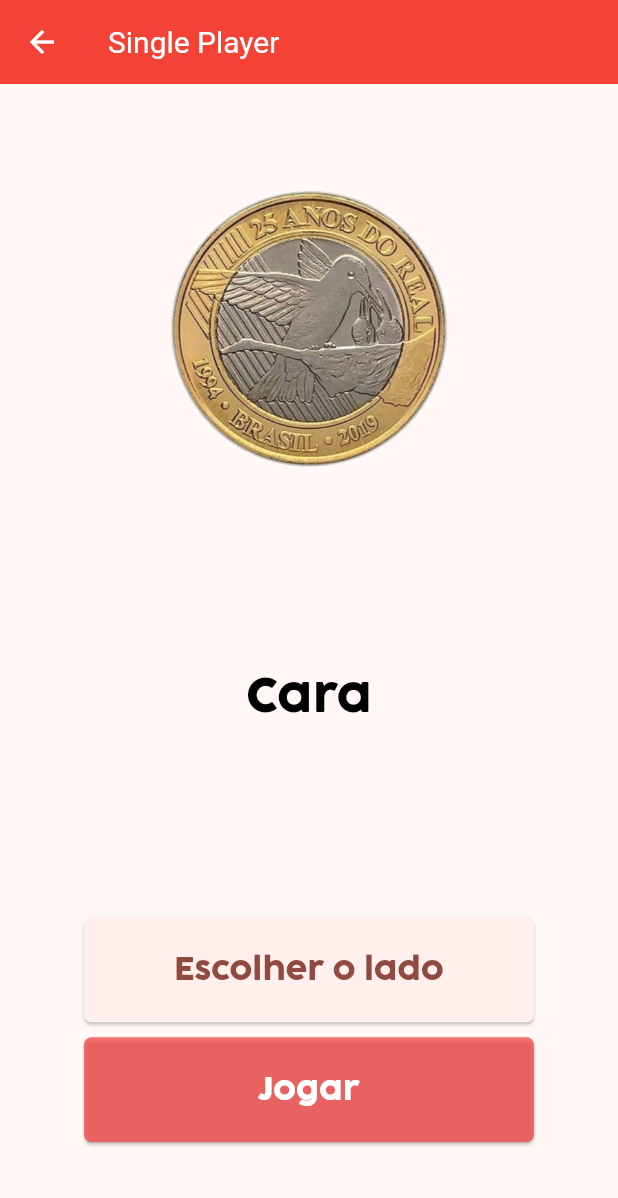
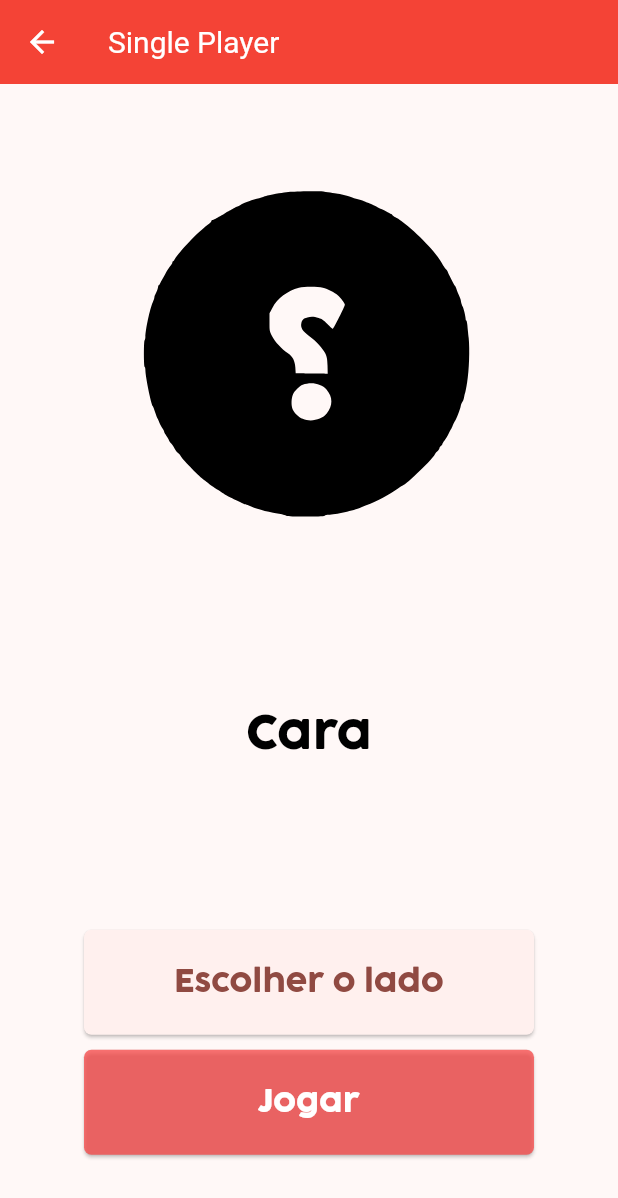
Before and after one commit to PsSergio/Coin-Flip-Futter, a Flutter app: the SinglePlayerPage screen opened directly, after a tap on "Jogar", on a phone screen of 412 x 824 dp. Shown: the top 1198 px of the screen. Run offline on Flutter 3.47's test engine with Material 3 defaults, Android fonts, the phone set to English and light mode, and no system bars; our stand-ins replace lottie.

Commit message:
feat: adding coin animation with lotties dependencie

```diff
--- a/coin_flip/lib/single_player.dart
+++ b/coin_flip/lib/single_player.dart
@@ -1,6 +1,7 @@
 import 'package:coin_flip/Models/CoinModel.dart';
 import 'package:flutter/cupertino.dart';
 import 'package:flutter/material.dart';
+import 'package:lottie/lottie.dart';
 
 class SinglePlayerPage extends StatefulWidget {
   @override
@@ -9,10 +10,26 @@ class SinglePlayerPage extends StatefulWidget {
   }
 }
 
-class SinglePlayerPageState extends State<SinglePlayerPage> {
+class SinglePlayerPageState extends State<SinglePlayerPage>
+    with SingleTickerProviderStateMixin {
   String selectedValue = 'Cara';
 
   List possibleValues = ['Cara', 'Coroa'];
+
+  late final AnimationController _controller;
+
+  @override
+  void initState() {
+    super.initState();
+    _controller =
+        AnimationController(vsync: this, duration: Durations.extralong4);
+  }
+
+  @override
+  void dispose() {
+    _controller.dispose();
+    super.dispose();
+  }
 
   @override
   Widget build(BuildContext context) {
@@ -29,18 +46,12 @@ class SinglePlayerPageState extends State<SinglePlayerPage> {
         child: Column(
           mainAxisAlignment: MainAxisAlignment.spaceAround,
           children: [
-
-            Image(
-              image: AssetImage('images/cara.png'),
-              width: 200,
-            ),
-
+            _coinAnimation(),
             Text(
               selectedValue,
               style: TextStyle(
                   color: Colors.black, fontSize: 30, fontFamily: 'Cocogoose'),
             ),
-
             Column(
               children: [
                 ElevatedButton(
@@ -55,8 +66,7 @@ class SinglePlayerPageState extends State<SinglePlayerPage> {
                     'Escolher o lado',
                     style: TextStyle(fontSize: 20, fontFamily: 'Cocogoose'),
                   ),
-                  onPressed: () =>
-                      showCupertinoModalPopup(
+                  onPressed: () => showCupertinoModalPopup(
                       context: context,
                       builder: (_) => SizedBox(
                             width: double.infinity,
@@ -67,7 +77,9 @@ class SinglePlayerPageState extends State<SinglePlayerPage> {
                               scrollController:
                                   FixedExtentScrollController(initialItem: 0),
                               children: [
-                                Text('Cara',),
+                                Text(
+                                  'Cara',
+                                ),
                                 Text('Coroa'),
                               ],
                               onSelectedItemChanged: (int value) {
@@ -82,11 +94,21 @@ class SinglePlayerPageState extends State<SinglePlayerPage> {
                   height: 10,
                 ),
                 ElevatedButton(
-                  onPressed: () {
+                  onPressed: () async {
 
-                    CoinModel newCoin = new CoinModel(selectedSide: selectedValue);
+                    var ticker = _controller.forward();
+                    await ticker.whenComplete(() {
+                      _controller.reset();
+                    });
+
+                    CoinModel newCoin = CoinModel(selectedSide: selectedValue);
+
                     bool resultsPlay = newCoin.validatesUserPlay();
-                    print(newCoin.selectedSide + " - " + newCoin.sortedSide + "\nResultado: ${resultsPlay}");
+                    print(newCoin.selectedSide +
+                        " - " +
+                        newCoin.sortedSide +
+                        "\nResultado: ${resultsPlay}");
+
 
                   },
                   child: Text("Jogar",
@@ -102,7 +124,6 @@ class SinglePlayerPageState extends State<SinglePlayerPage> {
                         borderRadius: BorderRadius.circular(5)),
                     backgroundColor: Color.fromRGBO(248, 72, 72, 0.757),
                   ),
-
                 ),
               ],
             ),
@@ -111,4 +132,18 @@ class SinglePlayerPageState extends State<SinglePlayerPage> {
       ),
     );
   }
+
+  Widget _coinAnimation() {
+    return Container(
+      child: RotatedBox(
+        child: Lottie.asset(
+          'assets/animations/coinFlipCustomFinal.json',
+          controller: _controller,
+          width: 250,
+          repeat: false,
+        ),
+        quarterTurns: 2,
+      ),
+    );
   }
+}
--- a/coin_flip/pubspec.yaml
+++ b/coin_flip/pubspec.yaml
@@ -35,6 +35,7 @@ dependencies:
   # The following adds the Cupertino Icons font to your application.
   # Use with the CupertinoIcons class for iOS style icons.
   cupertino_icons: ^1.0.6
+  lottie: ^3.1.2
 
 dev_dependencies:
   flutter_test:
@@ -46,7 +47,6 @@ dev_dependencies:
   # package. See that file for information about deactivating specific lint
   # rules and activating additional ones.
   flutter_lints: ^3.0.0
-  lottie: ^3.1.2
 
 # For information on the generic Dart part of this file, see the
 # following page: https://dart.dev/tools/pub/pubspec
@@ -63,6 +63,7 @@ flutter:
   assets:
     - images/cara.png
     - images/coroa.png
+    - assets/animations/
 
   # An image asset can refer to one or more resolution-specific "variants", see
   # https://flutter.dev/assets-and-images/#resolution-aware
```
Also changed, not shown: coin_flip/assets/animations/coinFlipCustomFinal.json (renamed from coin_flip/assets/coinFlipCustomFinal.json), coin_flip/pubspec.lock. Lines whose indentation alone changed are shown as unchanged.
